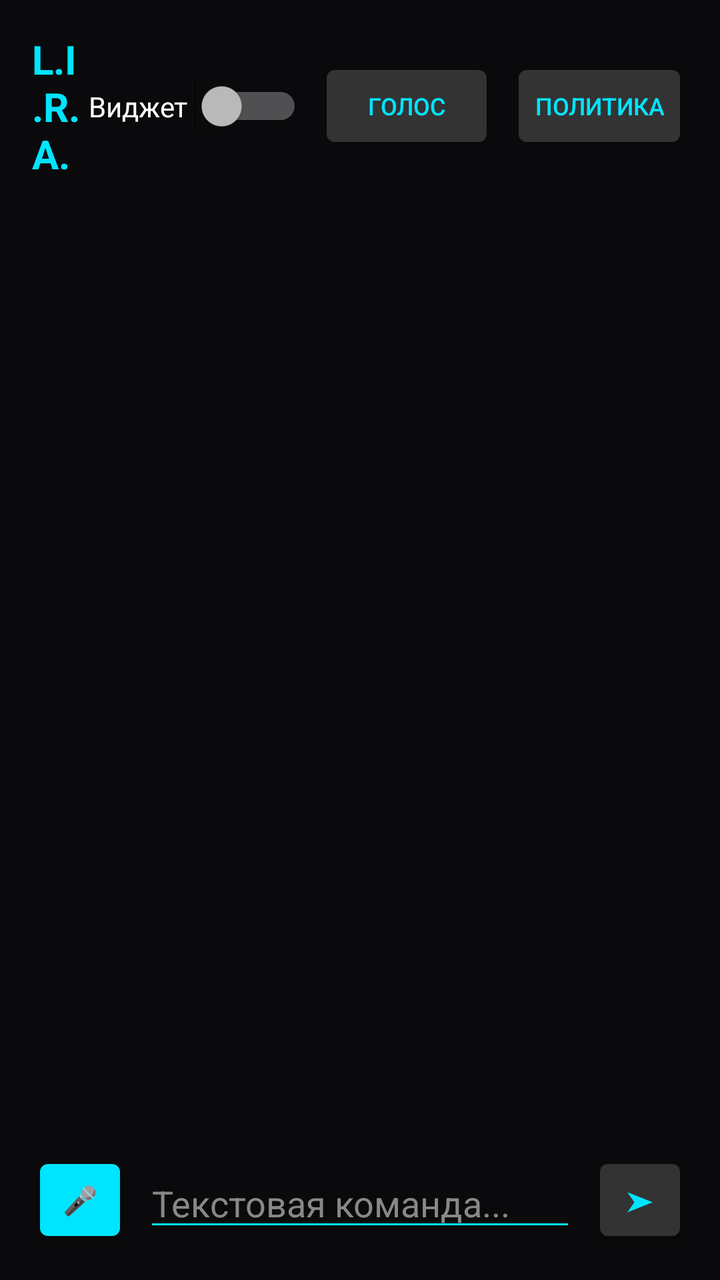
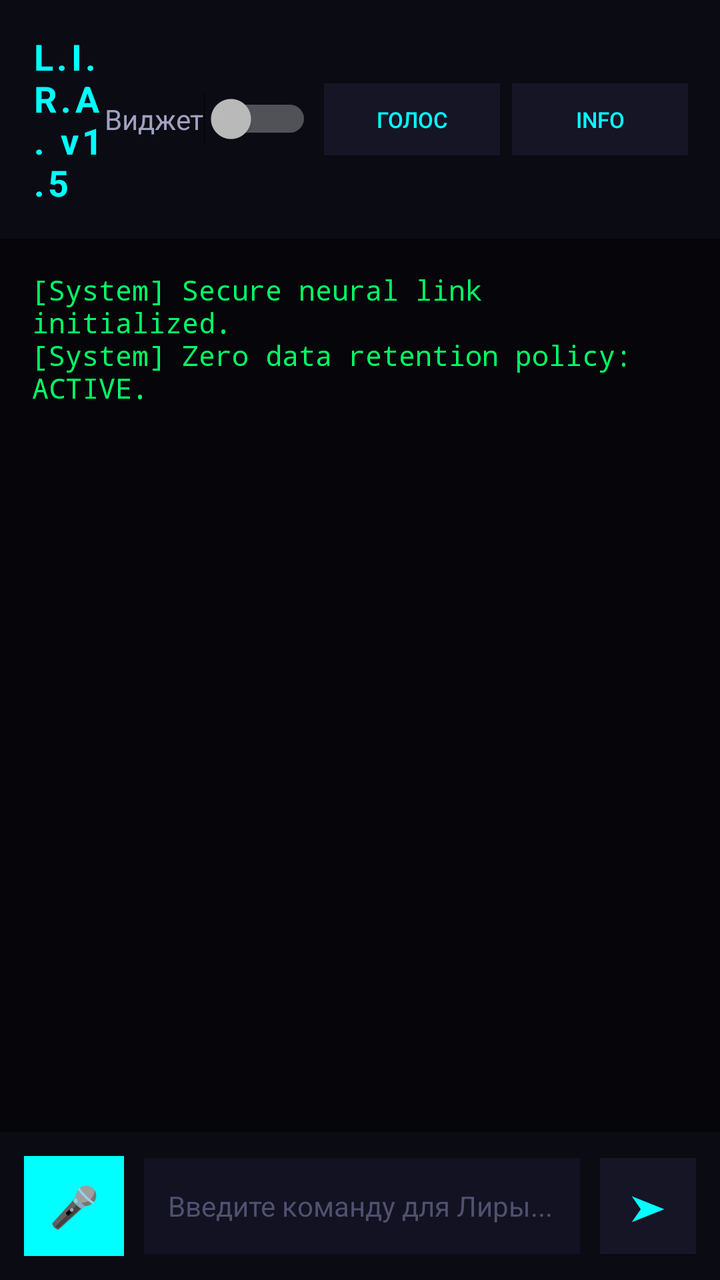

Two renders of the same Android screen: before a commit and after it. Below are the layout's source before the change and the commit's diff.
<!-- AndroidManifest.xml: application theme android:Theme.DeviceDefault.NoActionBar -->
<!-- res/layout/activity_main.xml -->
<?xml version="1.0" encoding="utf-8"?>
<RelativeLayout xmlns:android="http://schemas.android.com/apk/res/android"
    android:layout_width="match_parent"
    android:layout_height="match_parent"
    android:background="#0A0A0C">

    <LinearLayout
        android:id="@+id/topBar"
        android:layout_width="match_parent"
        android:layout_height="wrap_content"
        android:orientation="horizontal"
        android:padding="16dp"
        android:gravity="center_vertical">
        
        <TextView
            android:layout_width="0dp"
            android:layout_height="wrap_content"
            android:layout_weight="1"
            android:text="L.I.R.A."
            android:textColor="#00E5FF"
            android:textSize="20sp"
            android:textStyle="bold" />

        <Switch
            android:id="@+id/widgetSwitch"
            android:layout_width="wrap_content"
            android:layout_height="wrap_content"
            android:text="Виджет "
            android:textColor="#FFF"/>

        <Button
            android:id="@+id/voiceBtn"
            android:layout_width="wrap_content"
            android:layout_height="wrap_content"
            android:text="Голос"
            android:textSize="12sp"
            android:layout_marginStart="8dp"
            android:backgroundTint="#333333"
            android:textColor="#00E5FF"/>
            
        <Button
            android:id="@+id/policyBtn"
            android:layout_width="wrap_content"
            android:layout_height="wrap_content"
            android:text="Политика"
            android:textSize="12sp"
            android:layout_marginStart="8dp"
            android:backgroundTint="#333333"
            android:textColor="#00E5FF"/>
    </LinearLayout>

    <ScrollView
        android:id="@+id/scrollView"
        android:layout_width="match_parent"
        android:layout_height="match_parent"
        android:layout_above="@id/bottomBar"
        android:layout_below="@id/topBar"
        android:padding="16dp">
        
        <TextView
            android:id="@+id/chatDisplay"
            android:layout_width="match_parent"
            android:layout_height="wrap_content"
            android:textColor="#FFFFFF"
            android:textSize="16sp" />
    </ScrollView>

    <LinearLayout
        android:id="@+id/bottomBar"
        android:layout_width="match_parent"
        android:layout_height="wrap_content"
        android:layout_alignParentBottom="true"
        android:orientation="horizontal"
        android:padding="16dp"
        android:gravity="center_vertical">

        <Button
            android:id="@+id/micButton"
            android:layout_width="48dp"
            android:layout_height="48dp"
            android:backgroundTint="#00E5FF"
            android:text="🎤" />

        <EditText
            android:id="@+id/inputField"
            android:layout_width="0dp"
            android:layout_height="wrap_content"
            android:layout_weight="1"
            android:layout_marginStart="8dp"
            android:layout_marginEnd="8dp"
            android:hint="Текстовая команда..."
            android:textColorHint="#888888"
            android:textColor="#FFFFFF"
            android:backgroundTint="#00E5FF"/>

        <Button
            android:id="@+id/sendButton"
            android:layout_width="48dp"
            android:layout_height="48dp"
            android:backgroundTint="#333333"
            android:text="➤"
            android:textColor="#00E5FF"/>
    </LinearLayout>
</RelativeLayout>
<!-- resources referenced by this layout -->
<resources>

</resources>

<!-- the commit's change to res/layout/activity_main.xml (unified diff, before → after) -->
@@ -2,53 +2,58 @@
 <RelativeLayout xmlns:android="http://schemas.android.com/apk/res/android"
     android:layout_width="match_parent"
     android:layout_height="match_parent"
-    android:background="#0A0A0C">
+    android:background="#05050A">
 
+    
     <LinearLayout
         android:id="@+id/topBar"
         android:layout_width="match_parent"
         android:layout_height="wrap_content"
         android:orientation="horizontal"
         android:padding="16dp"
-        android:gravity="center_vertical">
+        android:gravity="center_vertical"
+        android:background="#0B0B14">
         
         <TextView
             android:layout_width="0dp"
             android:layout_height="wrap_content"
             android:layout_weight="1"
-            android:text="L.I.R.A."
-            android:textColor="#00E5FF"
-            android:textSize="20sp"
-            android:textStyle="bold" />
+            android:text="L.I.R.A. v1.5"
+            android:textColor="#00FFFF"
+            android:textSize="18sp"
+            android:textStyle="bold"
+            android:letterSpacing="0.1"/>
 
         <Switch
             android:id="@+id/widgetSwitch"
             android:layout_width="wrap_content"
             android:layout_height="wrap_content"
-            android:text="Виджет "
-            android:textColor="#FFF"/>
+            android:text="Виджет"
+            android:textColor="#A0A0C0"
+            android:theme="@ThemeOverlay.AppCompat.Dark"/>
 
         <Button
             android:id="@+id/voiceBtn"
             android:layout_width="wrap_content"
-            android:layout_height="wrap_content"
+            android:layout_height="36dp"
             android:text="Голос"
-            android:textSize="12sp"
-            android:layout_marginStart="8dp"
-            android:backgroundTint="#333333"
-            android:textColor="#00E5FF"/>
+            android:textSize="11sp"
+            android:layout_marginStart="6dp"
+            android:background="#151525"
+            android:textColor="#00FFFF"/>
             
         <Button
             android:id="@+id/policyBtn"
             android:layout_width="wrap_content"
-            android:layout_height="wrap_content"
-            android:text="Политика"
-            android:textSize="12sp"
-            android:layout_marginStart="8dp"
-            android:backgroundTint="#333333"
-            android:textColor="#00E5FF"/>
+            android:layout_height="36dp"
+            android:text=" Info "
+            android:textSize="11sp"
+            android:layout_marginStart="6dp"
+            android:background="#151525"
+            android:textColor="#00FFFF"/>
     </LinearLayout>
 
+    
     <ScrollView
         android:id="@+id/scrollView"
         android:layout_width="match_parent"
@@ -61,44 +66,54 @@
             android:id="@+id/chatDisplay"
             android:layout_width="match_parent"
             android:layout_height="wrap_content"
-            android:textColor="#FFFFFF"
-            android:textSize="16sp" />
+            android:textColor="#00FF66"
+            android:textSize="14sp"
+            android:fontFamily="monospace"
+            android:text="[System] Secure neural link initialized.\n[System] Zero data retention policy: ACTIVE."/>
     </ScrollView>
 
+    
     <LinearLayout
         android:id="@+id/bottomBar"
         android:layout_width="match_parent"
         android:layout_height="wrap_content"
         android:layout_alignParentBottom="true"
         android:orientation="horizontal"
-        android:padding="16dp"
-        android:gravity="center_vertical">
+        android:padding="12dp"
+        android:gravity="center_vertical"
+        android:background="#0B0B14">
 
         <Button
             android:id="@+id/micButton"
-            android:layout_width="48dp"
-            android:layout_height="48dp"
-            android:backgroundTint="#00E5FF"
-            android:text="🎤" />
+            android:layout_width="50dp"
+            android:layout_height="50dp"
+            android:background="#00FFFF"
+            android:text="🎤"
+            android:textSize="20sp"
+            android:textColor="#000000"/>
 
         <EditText
             android:id="@+id/inputField"
             android:layout_width="0dp"
-            android:layout_height="wrap_content"
+            android:layout_height="48dp"
             android:layout_weight="1"
-            android:layout_marginStart="8dp"
-            android:layout_marginEnd="8dp"
-            android:hint="Текстовая команда..."
-            android:textColorHint="#888888"
+            android:layout_marginStart="10dp"
+            android:layout_marginEnd="10dp"
+            android:hint="Введите команду для Лиры..."
+            android:textColorHint="#505070"
             android:textColor="#FFFFFF"
-            android:backgroundTint="#00E5FF"/>
+            android:textSize="14sp"
+            android:background="#121222"
+            android:paddingStart="12dp"
+            android:paddingEnd="12dp"/>
 
         <Button
             android:id="@+id/sendButton"
             android:layout_width="48dp"
             android:layout_height="48dp"
-            android:backgroundTint="#333333"
+            android:background="#151525"
             android:text="➤"
-            android:textColor="#00E5FF"/>
+            android:textColor="#00FFFF"
+            android:textSize="18sp"/>
     </LinearLayout>
 </RelativeLayout>
